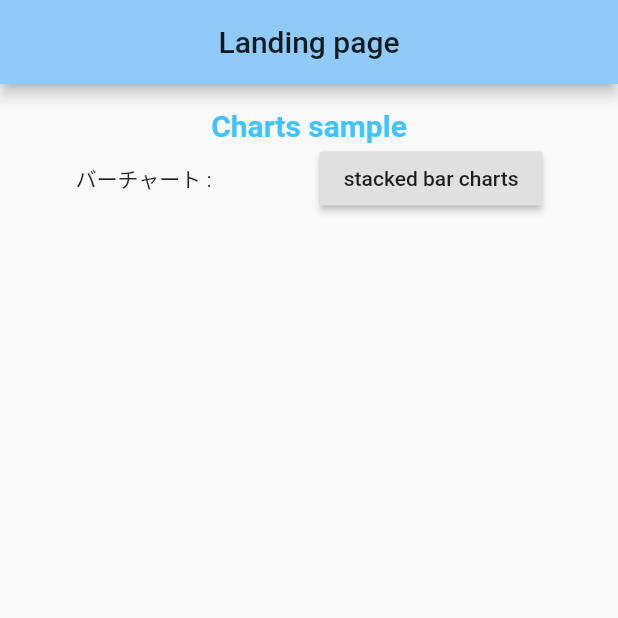
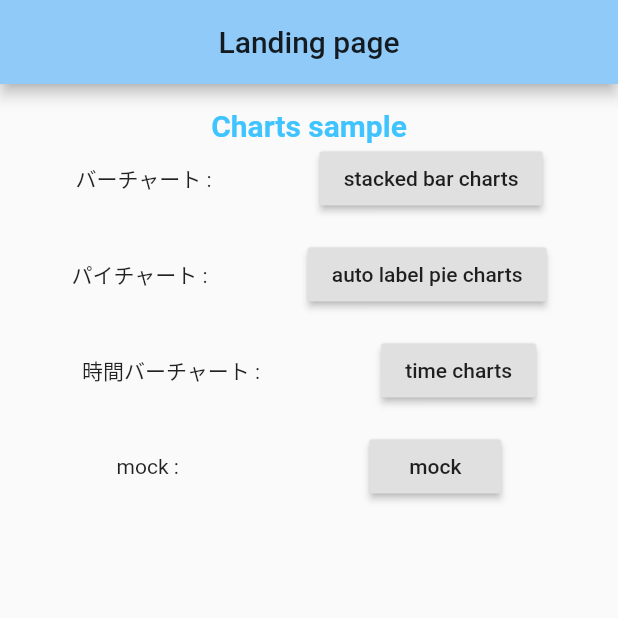
Before and after one commit to hirotimes/study_charts_app, a Flutter app: the screen it shows after launch, on a phone screen of 412 x 824 dp, the top half of it. Run offline on Flutter 3.47's test engine with Material 2 defaults, Android fonts, the phone set to English and light mode, and no system bars; our stand-ins replace charts_flutter.

Commit message:
feat: charts 仮実装

```diff
--- a/study_charts_app/lib/app.dart
+++ b/study_charts_app/lib/app.dart
@@ -1,12 +1,18 @@
 import 'main.dart';
 import 'screens/landing_view.dart';
+import 'screens/mock_view.dart';
+import 'screens/pie_charts_view.dart';
 import 'screens/stacked_bar_charts_view.dart';
+import 'screens/time_charts.dart';
 
 const initialRoute = '/';
 
 makeRoutes() {
   return {
     '/': (context) => LandingView(),
+    '/mock': (context) => MockView(),
     '/stacked_bar_charts': (context) => StackedBarChartsView(),
+    '/pie_charts': (context) => PieChartsView(),
+    '/time_charts': (context) => TimeChartsView(),
   };
 }
--- a/study_charts_app/lib/screens/landing_view.dart
+++ b/study_charts_app/lib/screens/landing_view.dart
@@ -16,7 +16,6 @@ class _Landing extends StatefulWidget {
 }
 
 class _LandingState extends State<_Landing> {
-  final _formKey = GlobalKey<FormState>();
 
   @override
   void initState() {
@@ -79,6 +78,60 @@ class _LandingState extends State<_Landing> {
                       ],
                     ),
                     SizedBox(height: 16),
+                    Row(
+                      mainAxisAlignment: MainAxisAlignment.spaceAround,
+                      children: [
+                        Text(
+                          'パイチャート : ',
+                        ),
+                        RaisedButton(
+                          child: const Text('auto label pie charts'),
+                          onPressed: () {
+                            Navigator.pushNamed(context, '/pie_charts');
+                          },
+                          highlightElevation: 16,
+                          highlightColor: Colors.blue,
+                          onHighlightChanged: (value) {},
+                        ),
+                      ],
+                    ),
+                    SizedBox(height: 16),
+                    Row(
+                      mainAxisAlignment: MainAxisAlignment.spaceAround,
+                      children: [
+                        Text(
+                          '時間バーチャート : ',
+                        ),
+                        RaisedButton(
+                          child: const Text('time charts'),
+                          onPressed: () {
+                            Navigator.pushNamed(context, '/time_charts');
+                          },
+                          highlightElevation: 16,
+                          highlightColor: Colors.blue,
+                          onHighlightChanged: (value) {},
+                        ),
+                      ],
+                    ),
+                    SizedBox(height: 16),
+                    Row(
+                      mainAxisAlignment: MainAxisAlignment.spaceAround,
+                      children: [
+                        Text(
+                          'mock : ',
+                        ),
+                        RaisedButton(
+                          child: const Text('mock'),
+                          onPressed: () {
+                            Navigator.pushNamed(context, '/mock');
+                          },
+                          highlightElevation: 16,
+                          highlightColor: Colors.blue,
+                          onHighlightChanged: (value) {},
+                        ),
+                      ],
+                    ),
+                    SizedBox(height: 16),
                   ],
                 ),
               ),
```
Also changed, not shown: study_charts_app/lib/screens/mock_view.dart (added, +65 -0 lines), study_charts_app/lib/screens/pie_charts_view.dart (added, +105 -0 lines), study_charts_app/lib/screens/time_charts.dart (added, +113 -0 lines).
